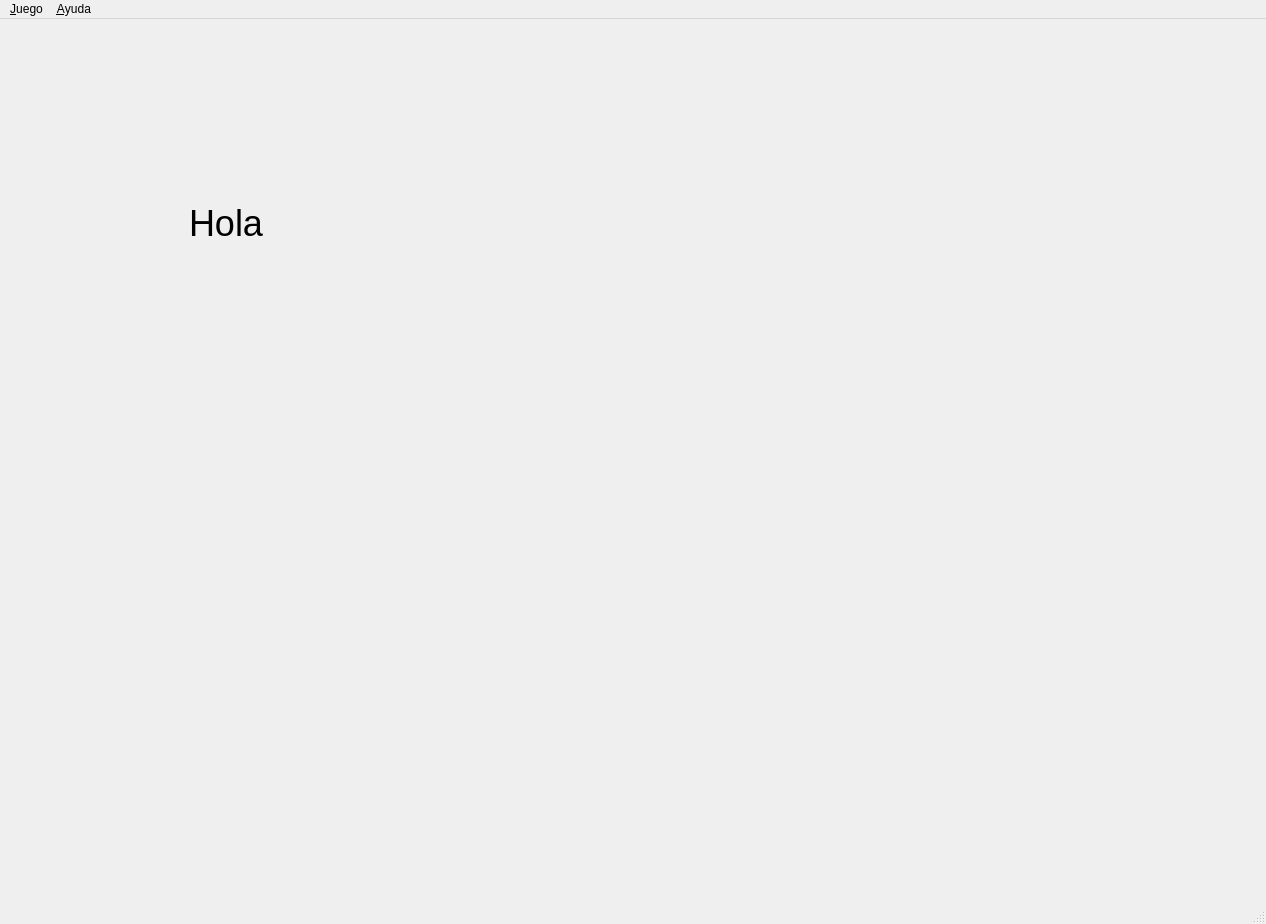
Qt form juego_oca.ui (FelixRNV/Juego_OCA) before a commit.
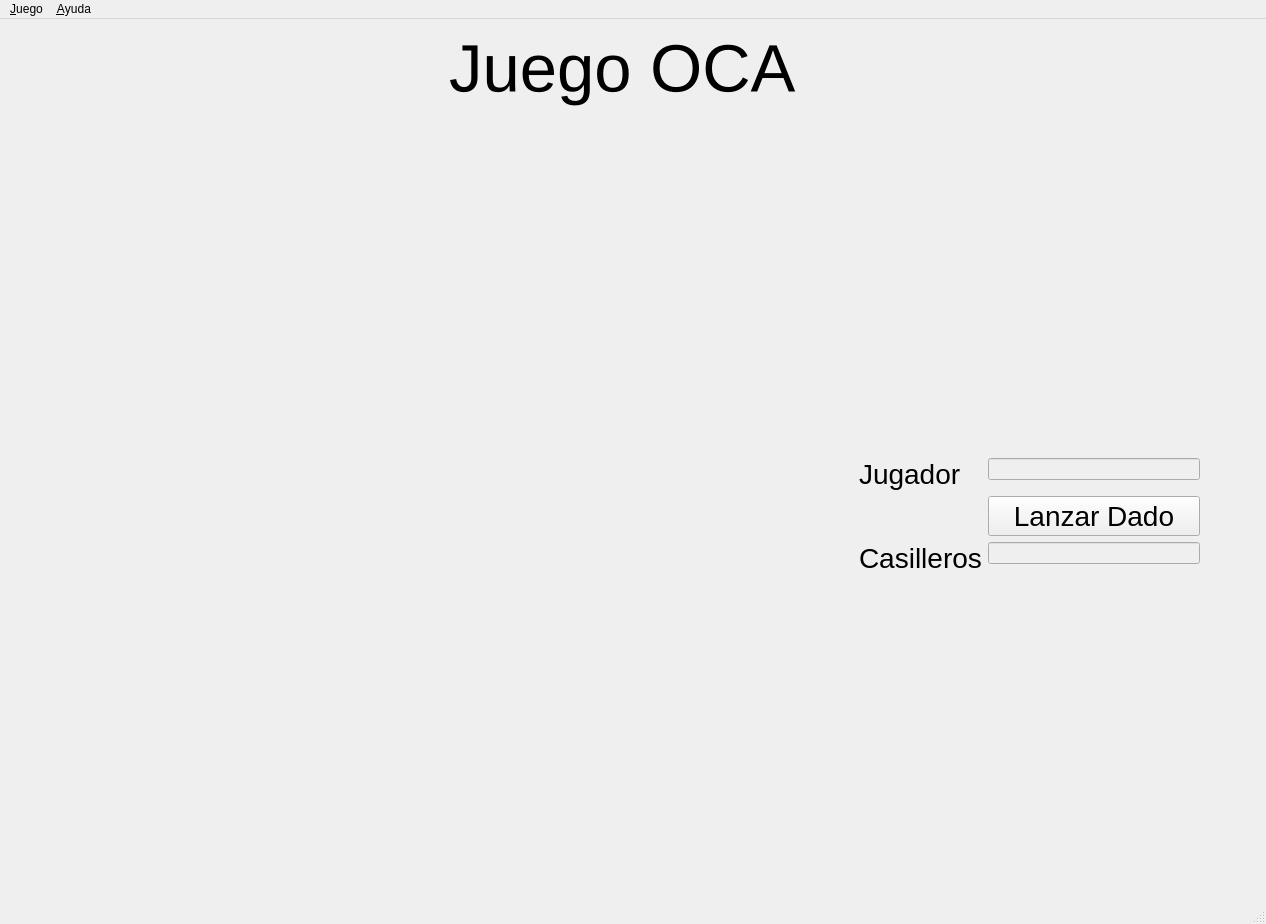
The same form after that commit. Icons and pictures are not drawn.

Diff of the .ui file:
```diff
--- a/juego_oca.ui
+++ b/juego_oca.ui
@@ -57,24 +57,111 @@
     <property name="styleSheet">
      <string notr="true">background-image: url(:/Resources/vintage_paper_background_2708.jpg);</string>
     </property>
+    <widget class="QWidget" name="widget_2" native="true">
+     <property name="geometry">
+      <rect>
+       <x>80</x>
+       <y>110</y>
+       <width>711</width>
+       <height>691</height>
+      </rect>
+     </property>
+     <property name="styleSheet">
+      <string notr="true">background-image: url(:/Resources/juegooca.jpg);</string>
+     </property>
+    </widget>
     <widget class="QLabel" name="label">
      <property name="geometry">
       <rect>
-       <x>180</x>
-       <y>90</y>
-       <width>471</width>
-       <height>231</height>
+       <x>440</x>
+       <y>10</y>
+       <width>361</width>
+       <height>81</height>
       </rect>
      </property>
      <property name="font">
       <font>
-       <pointsize>27</pointsize>
+       <pointsize>50</pointsize>
       </font>
      </property>
      <property name="text">
-      <string>Hola</string>
+      <string>Juego OCA</string>
      </property>
     </widget>
+    <widget class="QWidget" name="formLayoutWidget">
+     <property name="geometry">
+      <rect>
+       <x>850</x>
+       <y>440</y>
+       <width>341</width>
+       <height>131</height>
+      </rect>
+     </property>
+     <layout class="QFormLayout" name="formLayout">
+      <item row="0" column="0">
+       <widget class="QLabel" name="label_2">
+        <property name="font">
+         <font>
+          <pointsize>21</pointsize>
+         </font>
+        </property>
+        <property name="text">
+         <string>Jugador</string>
+        </property>
+       </widget>
+      </item>
+      <item row="2" column="0">
+       <widget class="QLabel" name="label_3">
+        <property name="font">
+         <font>
+          <pointsize>21</pointsize>
+         </font>
+        </property>
+        <property name="text">
+         <string>Casilleros</string>
+        </property>
+       </widget>
+      </item>
+      <item row="0" column="1">
+       <widget class="QLineEdit" name="ltxJugador">
+        <property name="enabled">
+         <bool>false</bool>
+        </property>
+       </widget>
+      </item>
+      <item row="2" column="1">
+       <widget class="QLineEdit" name="lineEdit_2">
+        <property name="enabled">
+         <bool>false</bool>
+        </property>
+       </widget>
+      </item>
+      <item row="1" column="0">
+       <layout class="QVBoxLayout" name="verticalLayout"/>
+      </item>
+      <item row="1" column="1">
+       <widget class="QPushButton" name="btnDado">
+        <property name="font">
+         <font>
+          <pointsize>21</pointsize>
+         </font>
+        </property>
+        <property name="autoFillBackground">
+         <bool>false</bool>
+        </property>
+        <property name="styleSheet">
+         <string notr="true">border-top-color: rgb(192, 191, 188);
+border-bottom-color: rgb(61, 56, 70);
+border-right-color: rgb(61, 56, 70);
+border-left-color: rgb(192, 191, 188);</string>
+        </property>
+        <property name="text">
+         <string>Lanzar Dado</string>
+        </property>
+       </widget>
+      </item>
+     </layout>
+    </widget>
    </widget>
   </widget>
   <widget class="QMenuBar" name="menubar">
```
Left out of the diff: 2 changed lines with no effect on the pictures.
